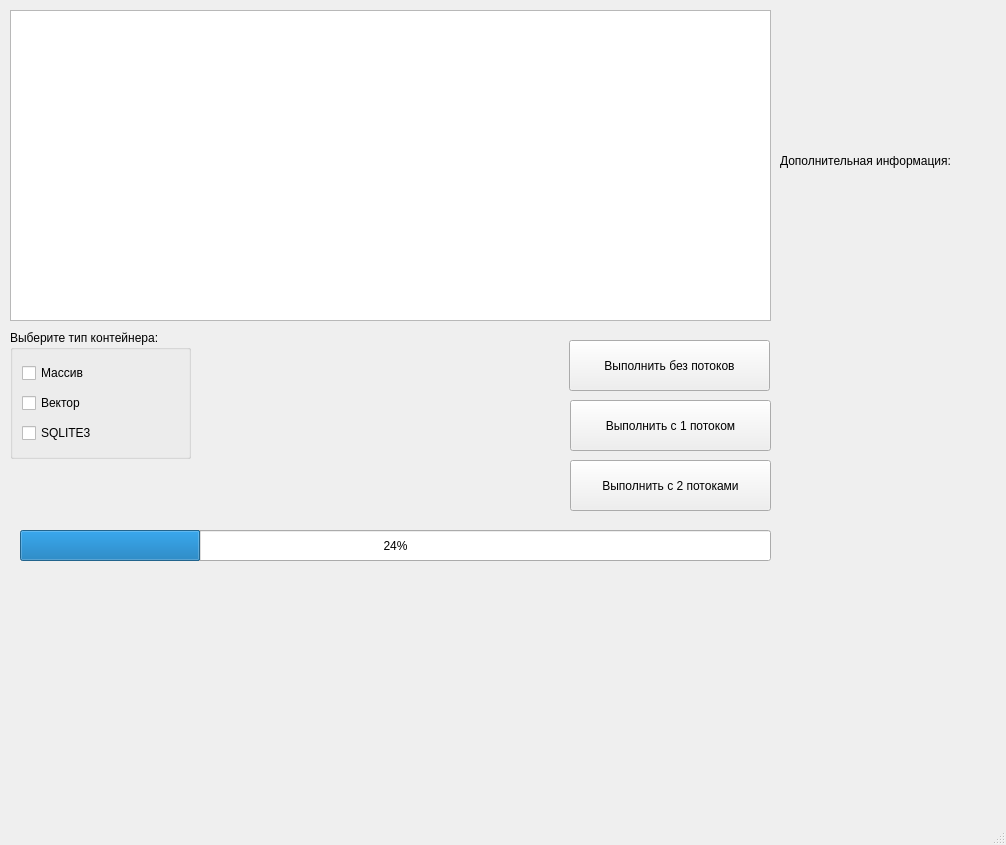
Above: mainwindow.ui from lzlaG/SQLITE_APP before the change. Below: the same form after it.
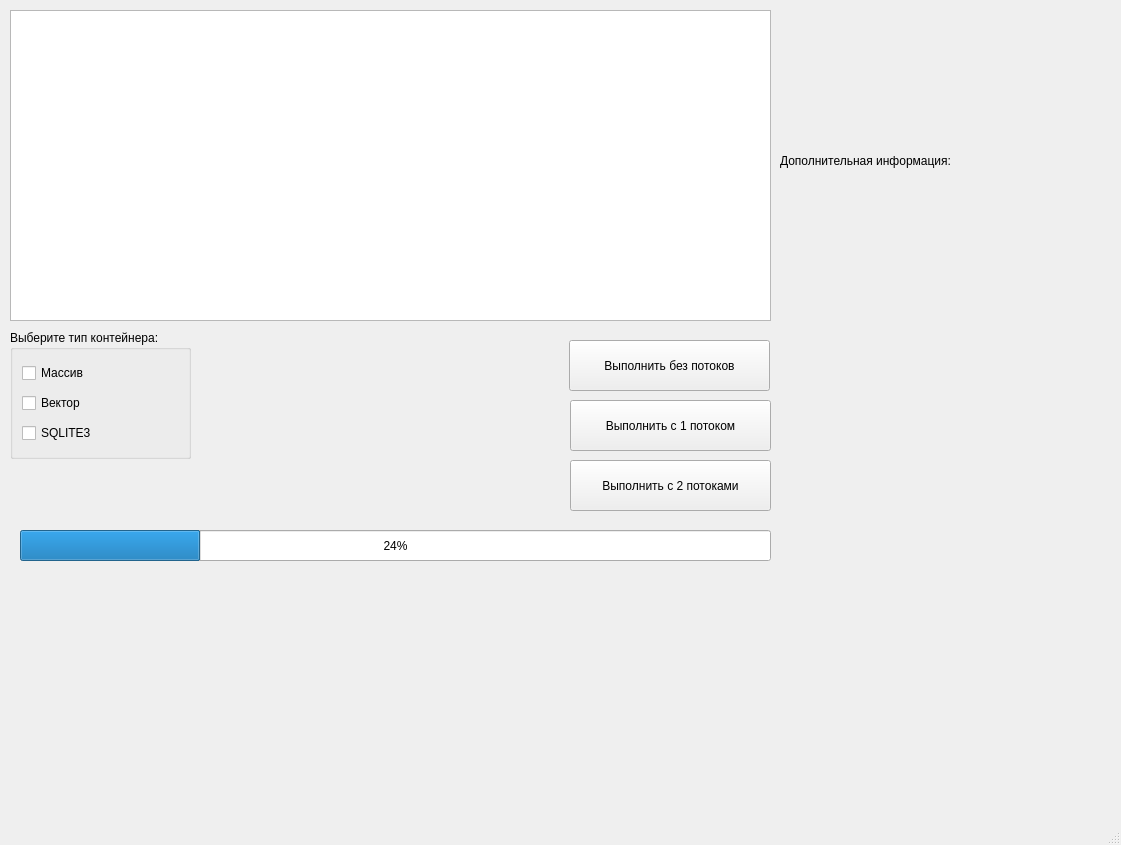
That is the form after the change.

```diff
--- a/mainwindow.ui
+++ b/mainwindow.ui
@@ -6,7 +6,7 @@
    <rect>
     <x>0</x>
     <y>0</y>
-    <width>1006</width>
+    <width>1121</width>
     <height>845</height>
    </rect>
   </property>
@@ -29,7 +29,7 @@
      <rect>
       <x>780</x>
       <y>10</y>
-      <width>201</width>
+      <width>311</width>
       <height>301</height>
      </rect>
     </property>
```
Left out of the diff: 2 changed lines with no effect on the pictures.
